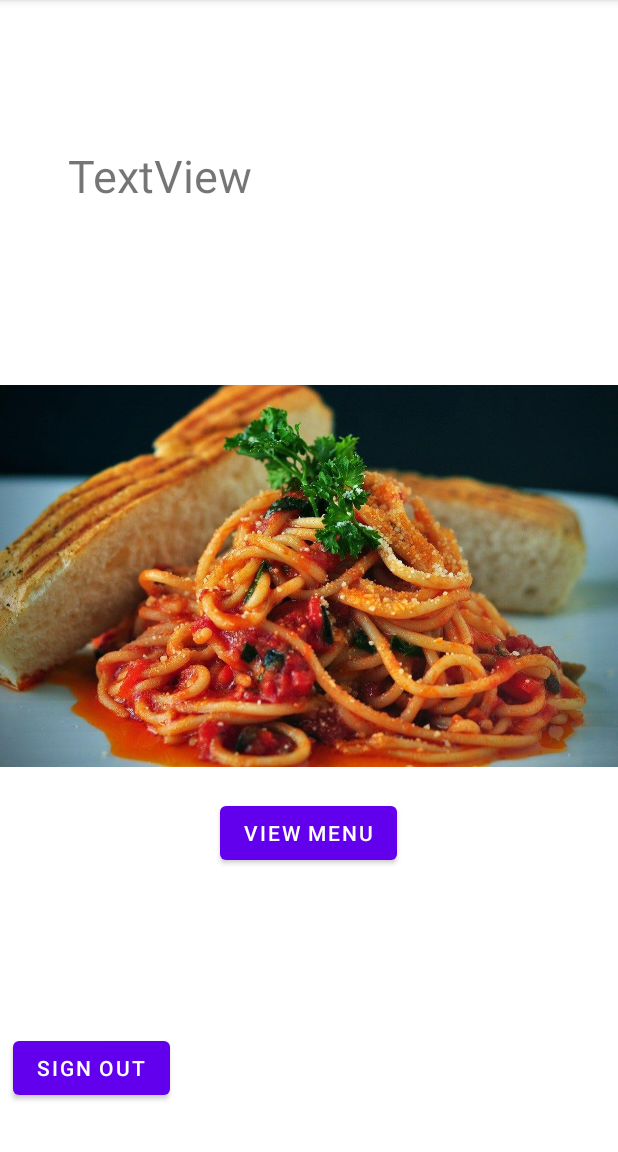
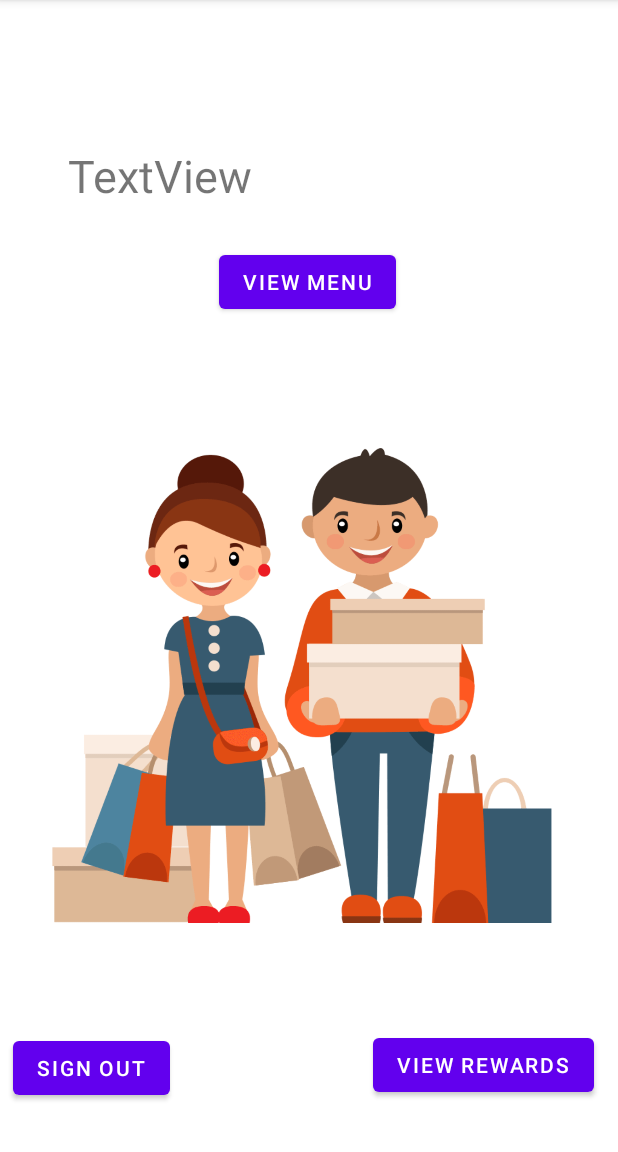
Before and after one commit to Jc2375/WHY_W9, an Android app: the customer_home screen opened directly, with no data from a screen before it, on a phone screen of 412 x 824 dp, the part 84-1236 px from its top. Run offline under Robolectric (Android 15) with nearby library versions, the phone set to English and light mode, and no system bars; our stand-ins replace Firebase (no records; nobody signed in at launch, a user with empty details on screens opened directly).

Commit message:
-Customer Homepage update -Fixed All Restraints

```diff
--- a/app/src/main/res/layout/customer_home.xml
+++ b/app/src/main/res/layout/customer_home.xml
@@ -22,25 +22,29 @@
         android:id="@+id/viewMenuCustomer"
         android:layout_width="wrap_content"
         android:layout_height="wrap_content"
+        android:layout_marginStart="146dp"
+        android:layout_marginTop="164dp"
+        android:layout_marginEnd="147dp"
+        android:layout_marginBottom="519dp"
         android:text="View Menu"
-        app:layout_constraintBottom_toBottomOf="parent"
-        app:layout_constraintEnd_toEndOf="parent"
-        app:layout_constraintHorizontal_bias="0.498"
-        app:layout_constraintStart_toStartOf="parent"
-        app:layout_constraintTop_toBottomOf="@+id/textView4"
-        app:layout_constraintVertical_bias="0.673" />
-
-    <ImageView
-        android:id="@+id/imageView6"
-        android:layout_width="wrap_content"
-        android:layout_height="wrap_content"
         app:layout_constraintBottom_toBottomOf="parent"
         app:layout_constraintEnd_toEndOf="parent"
         app:layout_constraintHorizontal_bias="0.0"
         app:layout_constraintStart_toStartOf="parent"
         app:layout_constraintTop_toTopOf="parent"
-        app:layout_constraintVertical_bias="1.0"
-        app:srcCompat="@drawable/pasta" />
+        app:layout_constraintVertical_bias="0.0" />
+
+    <ImageView
+        android:id="@+id/imageView6"
+        android:layout_width="411dp"
+        android:layout_height="406dp"
+        android:layout_marginTop="236dp"
+        android:layout_marginBottom="89dp"
+        app:layout_constraintBottom_toBottomOf="parent"
+        app:layout_constraintEnd_toEndOf="parent"
+        app:layout_constraintStart_toStartOf="parent"
+        app:layout_constraintTop_toTopOf="parent"
+        app:srcCompat="@drawable/customer" />
 
     <Button
         android:id="@+id/bSignOut"
@@ -50,8 +54,22 @@
         android:layout_marginTop="669dp"
         android:layout_marginEnd="304dp"
         android:layout_marginBottom="14dp"
+        android:onClick="onButtonClick"
         android:text="Sign Out"
-        android:onClick = "onButtonClick"
+        app:layout_constraintBottom_toBottomOf="parent"
+        app:layout_constraintEnd_toEndOf="parent"
+        app:layout_constraintStart_toStartOf="parent"
+        app:layout_constraintTop_toTopOf="parent" />
+
+    <Button
+        android:id="@+id/viewRewardsCustomer"
+        android:layout_width="wrap_content"
+        android:layout_height="wrap_content"
+        android:layout_marginStart="248dp"
+        android:layout_marginTop="667dp"
+        android:layout_marginEnd="16dp"
+        android:layout_marginBottom="16dp"
+        android:text="View Rewards"
         app:layout_constraintBottom_toBottomOf="parent"
         app:layout_constraintEnd_toEndOf="parent"
         app:layout_constraintStart_toStartOf="parent"
```
Also changed, not shown: app/src/main/java/com/example/why_w9/chef_home.java (+11 -0 lines), app/src/main/java/com/example/why_w9/customer_home.java (+4 -3 lines), app/src/main/java/com/example/why_w9/host_home.java (+11 -0 lines), app/src/main/java/com/example/why_w9/waiter_home.java (+11 -0 lines), app/src/main/res/layout/chef_home.xml (+41 -17 lines), app/src/main/res/layout/host_home.xml (+45 -18 lines), app/src/main/res/layout/manager_home.xml (+25 -17 lines), app/src/main/res/layout/waiter_home.xml (+45 -24 lines), app/src/main/res/drawable/customer.png (added).
